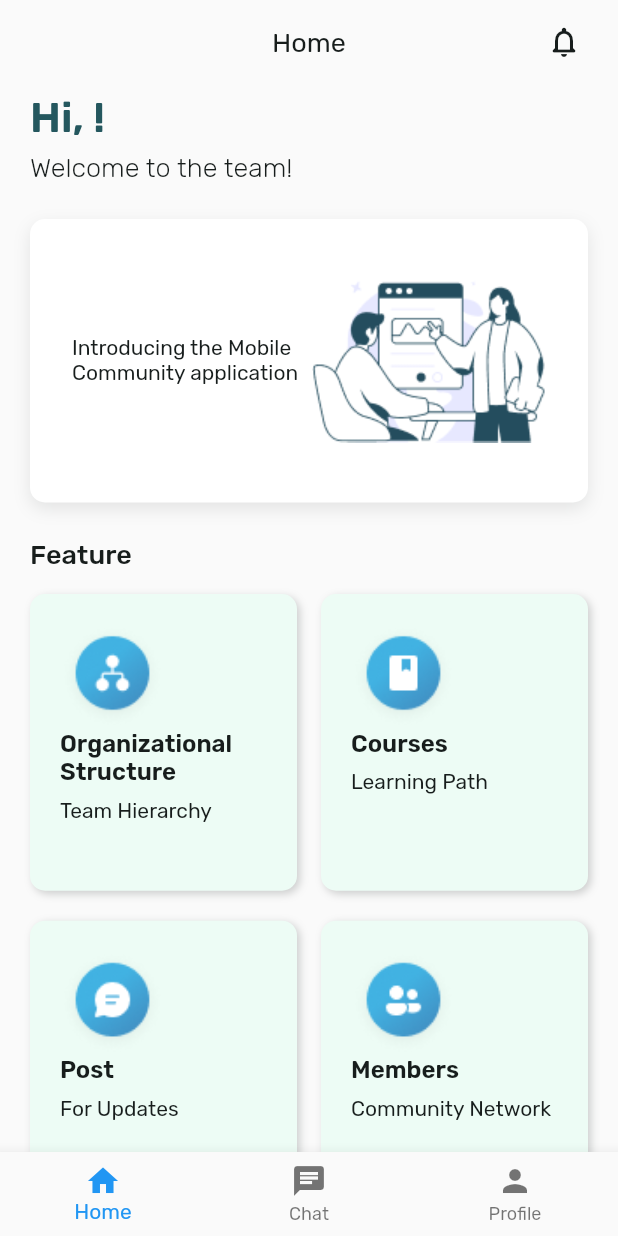
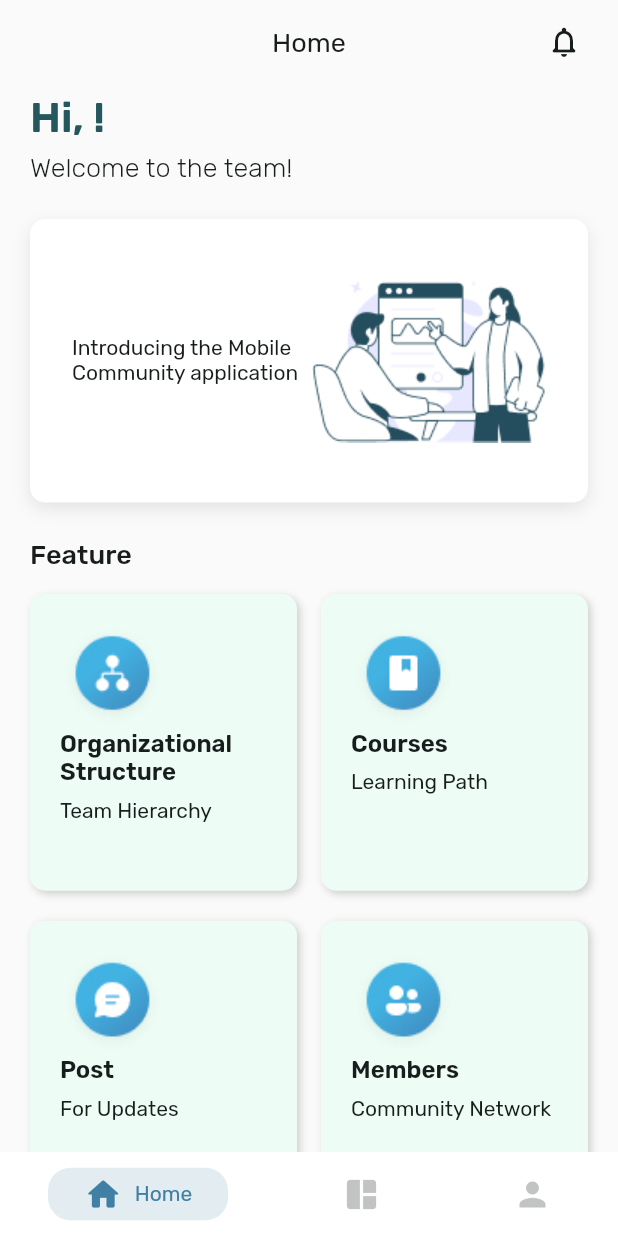
Before and after one commit to adambadruzz/mocap, a Flutter app: the screen it shows once a user with an empty profile is signed in, on a phone screen of 412 x 824 dp. Run offline on Flutter 3.47's test engine with Material 2 defaults, Android fonts, the phone set to English and light mode, and no system bars; drawn by our look-alikes of persistent_bottom_nav_bar; our stand-ins replace cached_network_image, cloud_firestore, dotted_border, firebase_auth, firebase_core, firebase_messaging and 5 more; accounts and stored records are empty; network calls fail.

Commit message:
navbar done

```diff
--- a/lib/view/auth_view.dart
+++ b/lib/view/auth_view.dart
@@ -2,6 +2,7 @@ import 'package:cloud_firestore/cloud_firestore.dart';
 import 'package:firebase_auth/firebase_auth.dart';
 import 'package:flutter/material.dart';
 import 'package:mocap/view/login_view.dart';
+import 'package:mocap/view/navbar_view.dart';
 import 'package:mocap/view/register_view.dart';
 import '../services/auth_service.dart';
 import '../viewmodel/home_viemodel.dart';
@@ -37,20 +38,25 @@ class AuthPage extends StatelessWidget {
                     // User access is null, navigate to register view
                     WidgetsBinding.instance.addPostFrameCallback((_) {
                       Navigator.of(context).pushReplacement(
-                        MaterialPageRoute(builder: (context) => RegisterView(viewModel: RegisterViewModel(authService: AuthService()))),
+                        MaterialPageRoute(
+                            builder: (context) => RegisterView(
+                                viewModel: RegisterViewModel(
+                                    authService: AuthService()))),
                       );
                     });
                     return Container();
-                  } else if (access == 'Denied' || access == 'Granted' || access == 'Pending' || access == 'OK' || access == 'Approved') {
+                  } else if (access == 'Denied' ||
+                      access == 'Granted' ||
+                      access == 'Pending' ||
+                      access == 'OK' ||
+                      access == 'Approved') {
                     // Show waiting view if access is denied, granted, pending, or OK
                     return const WaitingView();
                   } else {
                     // User has valid access, navigate to home view
                     WidgetsBinding.instance.addPostFrameCallback((_) {
-                     Navigator.of(context).pushReplacement(
-                        MaterialPageRoute(
-                          builder: (context) => HomeView(viewModel: HomeViewModel(context: context)),
-                        ),
+                      Navigator.of(context).pushReplacement(
+                        MaterialPageRoute(builder: (context) => NavBarView()),
                       );
                     });
                     return Container();
@@ -62,7 +68,8 @@ class AuthPage extends StatelessWidget {
             );
           } else {
             // User is not logged in, navigate to login view
-            return LoginView(viewModel: LoginViewModel(authService: AuthService()));
+            return LoginView(
+                viewModel: LoginViewModel(authService: AuthService()));
           }
         },
       ),
--- a/lib/view/chat_view.dart
+++ b/lib/view/chat_view.dart
@@ -238,9 +238,6 @@ class _ChatViewState extends State<ChatView> {
           ),
         ],
       ),
-      bottomNavigationBar: NavBarView(
-        viewModel: _navBarViewModel,
-      ),
     );
   }
 }
--- a/lib/view/home_view.dart
+++ b/lib/view/home_view.dart
@@ -305,9 +305,6 @@ class _HomeViewState extends State<HomeView> {
                 ),
               ),
             ),
-            bottomNavigationBar: NavBarView(
-              viewModel: _navBarViewModel,
-            ),
           );
         }
       },
--- a/lib/view/navbar_view.dart
+++ b/lib/view/navbar_view.dart
@@ -1,32 +1,69 @@
+import 'package:flutter/cupertino.dart';
 import 'package:flutter/material.dart';
-import 'package:mocap/viewmodel/navbar_viewmodel.dart';
+import 'package:mocap/constants.dart';
+import 'package:mocap/view/event_view.dart';
+import 'package:mocap/view/home_view.dart';
+import 'package:mocap/view/profile_view.dart';
+import 'package:mocap/viewmodel/home_viemodel.dart';
+import 'package:persistent_bottom_nav_bar/persistent_tab_view.dart';
 
 class NavBarView extends StatelessWidget {
-  final NavigationBarViewModel viewModel;
-
-  const NavBarView({Key? key, required this.viewModel}) : super(key: key);
+  const NavBarView({Key? key}) : super(key: key);
 
   @override
   Widget build(BuildContext context) {
-    return BottomNavigationBar(
-      currentIndex: viewModel.currentIndex,
-      onTap: (index) {
-        viewModel.onTabSelected(index, context);
-      },
-      items: const [
-        BottomNavigationBarItem(
-          icon: Icon(Icons.home),
-          label: 'Home',
+    return PersistentTabView(
+      context,
+      controller: PersistentTabController(),
+      backgroundColor: Colors.white,
+      navBarStyle: NavBarStyle.style9,
+      screens: [
+        HomeView(viewModel: HomeViewModel(context: context)),
+        const EventView(),
+        const ProfileView()
+      ],
+      items: [
+        PersistentBottomNavBarItem(
+          icon: const Icon(Icons.home_rounded),
+          title: "Home",
+          activeColorPrimary: blueFigma,
+          inactiveColorPrimary: greyFigma.withOpacity(0.4),
+          textStyle: const TextStyle(color: Colors.white),
         ),
-        BottomNavigationBarItem(
-          icon: Icon(Icons.chat),
-          label: 'Chat',
+        PersistentBottomNavBarItem(
+          icon: const Icon(Icons.auto_awesome_mosaic_rounded),
+          title: "Post",
+          activeColorPrimary: blueFigma,
+          inactiveColorPrimary: greyFigma.withOpacity(0.4),
+          textStyle: const TextStyle(color: Colors.white),
         ),
-        BottomNavigationBarItem(
-          icon: Icon(Icons.person),
-          label: 'Profile',
+        PersistentBottomNavBarItem(
+          icon: const Icon(Icons.person),
+          title: "Profile",
+          activeColorPrimary: blueFigma,
+          inactiveColorPrimary: greyFigma.withOpacity(0.4),
+          textStyle: const TextStyle(color: Colors.white),
         ),
       ],
+      handleAndroidBackButtonPress: true, // Default is true.
+      resizeToAvoidBottomInset:
+          true, // This needs to be true if you want to move up the screen when keyboard appears. Default is true.
+      stateManagement: true, // Default is true.
+      hideNavigationBarWhenKeyboardShows:
+          true, // Recommended to set 'resizeToAvoidBottomInset' as true while using this argument. Default is true.
+      popAllScreensOnTapOfSelectedTab: true,
+      popActionScreens: PopActionScreensType.all,
+      itemAnimationProperties: const ItemAnimationProperties(
+        // Navigation Bar's items animation properties.
+        duration: Duration(milliseconds: 200),
+        curve: Curves.ease,
+      ),
+      screenTransitionAnimation: const ScreenTransitionAnimation(
+        // Screen transition animation on change of selected tab.
+        animateTabTransition: true,
+        curve: Curves.ease,
+        duration: Duration(milliseconds: 200),
+      ),
     );
   }
 }
--- a/lib/view/profile_view.dart
+++ b/lib/view/profile_view.dart
@@ -206,9 +206,6 @@ class _ProfileViewState extends State<ProfileView> {
             ],
           ),
         ),
-      ),
-      bottomNavigationBar: NavBarView(
-        viewModel: _navBarViewModel,
       ),
     );
   }
--- a/lib/viewmodel/login_viewmodel.dart
+++ b/lib/viewmodel/login_viewmodel.dart
@@ -1,5 +1,6 @@
 import 'package:firebase_auth/firebase_auth.dart';
 import 'package:flutter/material.dart';
+import 'package:mocap/view/navbar_view.dart';
 import 'package:mocap/view/registergoogle_view.dart';
 import 'package:mocap/viewmodel/registergoogle_viewmodel.dart';
 
@@ -83,10 +84,8 @@ class LoginViewModel {
 
       if (isRegistered) {
         Navigator.of(context).pushReplacement(
-                        MaterialPageRoute(
-                          builder: (context) => HomeView(viewModel: HomeViewModel(context: context)),
-                        ),
-                      );
+          MaterialPageRoute(builder: (context) => NavBarView()),
+        );
       } else {
         Navigator.pushReplacement(
           context,
--- a/pubspec.yaml
+++ b/pubspec.yaml
@@ -30,6 +30,7 @@ dependencies:
   firebase_messaging: ^14.6.5
   google_fonts: ^5.1.0
   dotted_border: ^2.0.0+3
+  persistent_bottom_nav_bar: ^5.0.2
 
 dev_dependencies:
   flutter_test:
```
Also changed, not shown: pubspec.lock.
